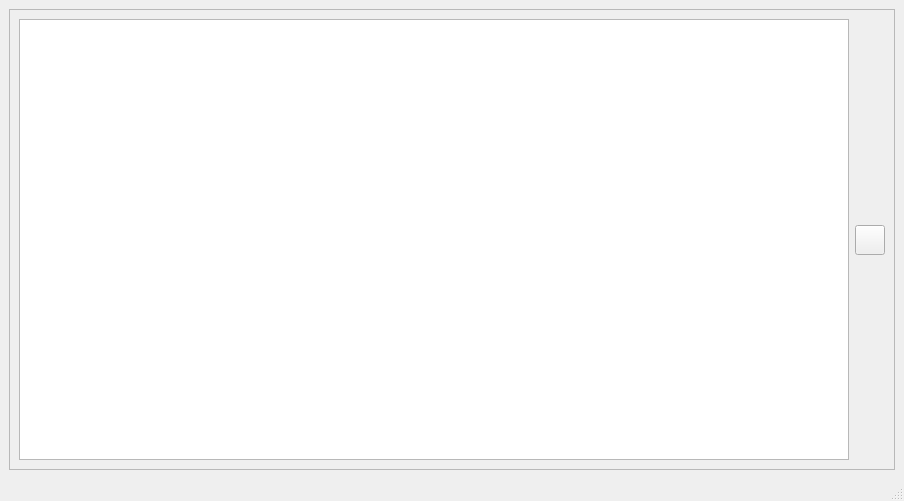
Old version of the form src/asui/ui/monitor.ui in the repository ornlneutronimaging/HyperCTui.
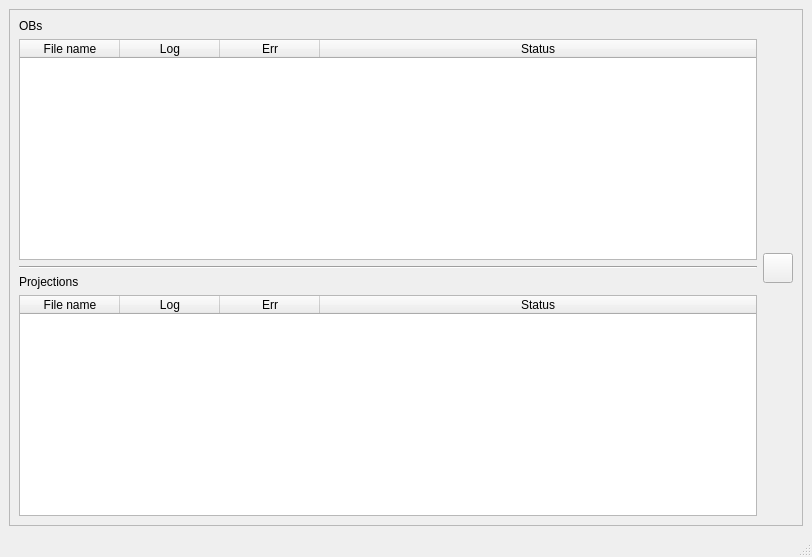
New version of the form.

Commit message: filling ob table. this refs #14

```diff
--- a/src/asui/ui/monitor.ui
+++ b/src/asui/ui/monitor.ui
@@ -6,8 +6,8 @@
    <rect>
     <x>0</x>
     <y>0</y>
-    <width>904</width>
-    <height>501</height>
+    <width>812</width>
+    <height>557</height>
    </rect>
   </property>
   <property name="windowTitle">
@@ -25,7 +25,104 @@
       </property>
       <layout class="QHBoxLayout" name="horizontalLayout">
        <item>
-        <widget class="QTableWidget" name="tableWidget"/>
+        <layout class="QVBoxLayout" name="verticalLayout_3">
+         <item>
+          <widget class="QLabel" name="label">
+           <property name="text">
+            <string>OBs</string>
+           </property>
+          </widget>
+         </item>
+         <item>
+          <widget class="QTableWidget" name="obs_tableWidget">
+           <property name="alternatingRowColors">
+            <bool>true</bool>
+           </property>
+           <property name="selectionMode">
+            <enum>QAbstractItemView::SingleSelection</enum>
+           </property>
+           <property name="selectionBehavior">
+            <enum>QAbstractItemView::SelectRows</enum>
+           </property>
+           <attribute name="horizontalHeaderStretchLastSection">
+            <bool>true</bool>
+           </attribute>
+           <attribute name="verticalHeaderStretchLastSection">
+            <bool>false</bool>
+           </attribute>
+           <column>
+            <property name="text">
+             <string>File name</string>
+            </property>
+           </column>
+           <column>
+            <property name="text">
+             <string>Log</string>
+            </property>
+           </column>
+           <column>
+            <property name="text">
+             <string>Err</string>
+            </property>
+           </column>
+           <column>
+            <property name="text">
+             <string>Status</string>
+            </property>
+           </column>
+          </widget>
+         </item>
+         <item>
+          <widget class="Line" name="line">
+           <property name="orientation">
+            <enum>Qt::Horizontal</enum>
+           </property>
+          </widget>
+         </item>
+         <item>
+          <widget class="QLabel" name="label_2">
+           <property name="text">
+            <string>Projections</string>
+           </property>
+          </widget>
+         </item>
+         <item>
+          <widget class="QTableWidget" name="projections_tableWidget">
+           <property name="alternatingRowColors">
+            <bool>true</bool>
+           </property>
+           <property name="selectionMode">
+            <enum>QAbstractItemView::SingleSelection</enum>
+           </property>
+           <property name="selectionBehavior">
+            <enum>QAbstractItemView::SelectRows</enum>
+           </property>
+           <attribute name="horizontalHeaderStretchLastSection">
+            <bool>true</bool>
+           </attribute>
+           <column>
+            <property name="text">
+             <string>File name</string>
+            </property>
+           </column>
+           <column>
+            <property name="text">
+             <string>Log</string>
+            </property>
+           </column>
+           <column>
+            <property name="text">
+             <string>Err</string>
+            </property>
+           </column>
+           <column>
+            <property name="text">
+             <string>Status</string>
+            </property>
+           </column>
+          </widget>
+         </item>
+        </layout>
        </item>
        <item>
         <layout class="QVBoxLayout" name="verticalLayout">
```
Left out of the diff: 2 changed lines with no effect on the pictures. The commit also changes 8 other files.
